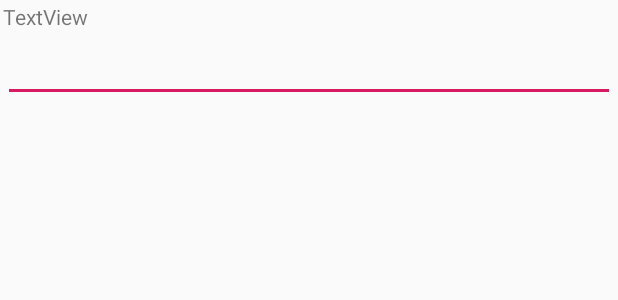
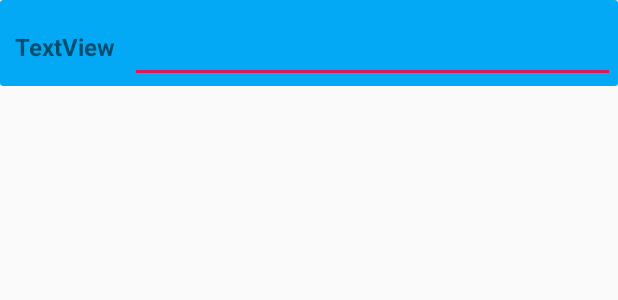
Before and after one commit to moraesBR/Sena, an Android app: the layout item_tvnumeros.xml on its own in the app's theme, with its tools: preview values and no code run, on a phone screen of 412 x 824 dp. Shown: the top 300 px of the screen. Run offline under Robolectric (Android 15) with nearby library versions, the phone set to English and light mode, and no system bars.

```diff
--- a/app/build.gradle
+++ b/app/build.gradle
@@ -27,4 +27,6 @@ dependencies {
     testImplementation 'junit:junit:4.12'
     androidTestImplementation 'androidx.test:runner:1.2.0'
     androidTestImplementation 'androidx.test.espresso:espresso-core:3.2.0'
+    implementation 'com.android.support:cardview-v7:21.0.+'
+    implementation 'com.android.support:recyclerview-v7:21.0.+'
 }
--- a/app/src/main/res/layout/content_main.xml
+++ b/app/src/main/res/layout/content_main.xml
@@ -33,6 +33,7 @@
         android:digits="0123456789"
         android:inputType="number" />
 
+    <!--
     <Button
         android:id="@+id/btnJogos"
         android:layout_width="wrap_content"
@@ -43,7 +44,7 @@
         android:background="#1976D2"
         android:text="@string/btnJogo"
         android:textColor="#FFFFFF"
-        tools:text="@string/btnJogo" />
+        tools:text="@string/btnJogo" /> -->
 
     <ScrollView
         android:layout_width="match_parent"
--- a/app/src/main/res/layout/item_tvnumeros.xml
+++ b/app/src/main/res/layout/item_tvnumeros.xml
@@ -1,27 +1,46 @@
 <?xml version="1.0" encoding="utf-8"?>
 <LinearLayout xmlns:android="http://schemas.android.com/apk/res/android"
+    xmlns:app="http://schemas.android.com/apk/res-auto"
     android:layout_width="match_parent"
     android:layout_height="wrap_content"
     android:orientation="vertical">
 
+    <androidx.cardview.widget.CardView
+        android:layout_width="match_parent"
+        android:layout_height="match_parent"
+        app:cardBackgroundColor="#03A9F4">
+
+        <LinearLayout
+            android:layout_width="match_parent"
+            android:layout_height="match_parent"
+            android:orientation="horizontal">
+
             <TextView
                 android:id="@+id/tvQNumeros"
-        android:layout_width="match_parent"
-        android:layout_height="wrap_content"
-        android:layout_marginLeft="2dp"
-        android:layout_marginTop="1dp"
-        android:layout_marginRight="2dp"
-        android:text="TextView" />
+                android:layout_width="wrap_content"
+                android:layout_height="match_parent"
+                android:layout_marginLeft="10dp"
+                android:layout_marginTop="5dp"
+                android:layout_marginRight="10dp"
+                android:gravity="center_vertical"
+                android:text="TextView"
+                android:textSize="16sp"
+                android:textStyle="bold" />
 
             <EditText
                 android:id="@+id/etQNumeros"
                 android:layout_width="match_parent"
-        android:layout_height="wrap_content"
-        android:layout_margin="2dp"
-        android:layout_marginLeft="2dp"
+                android:layout_height="match_parent"
+                android:layout_marginTop="10dp"
+                android:layout_marginEnd="2dp"
                 android:layout_marginRight="2dp"
-        android:layout_marginBottom="1dp"
+                android:layout_marginBottom="2dp"
+                android:digits="0123456789"
                 android:ems="10"
-        android:digits="0123456789"
+                android:gravity="left"
                 android:inputType="number" />
         </LinearLayout>
+
+    </androidx.cardview.widget.CardView>
+
+</LinearLayout>
```
Also changed, not shown: app/src/main/java/senac/sena/MainActivity.java (+33 -44 lines), app/src/main/java/senac/sena/models/Aposta.java (added, +65 -0 lines), app/src/main/java/senac/sena/models/Apostador.java (added, +76 -0 lines). Lines whose indentation alone changed are shown as unchanged.
